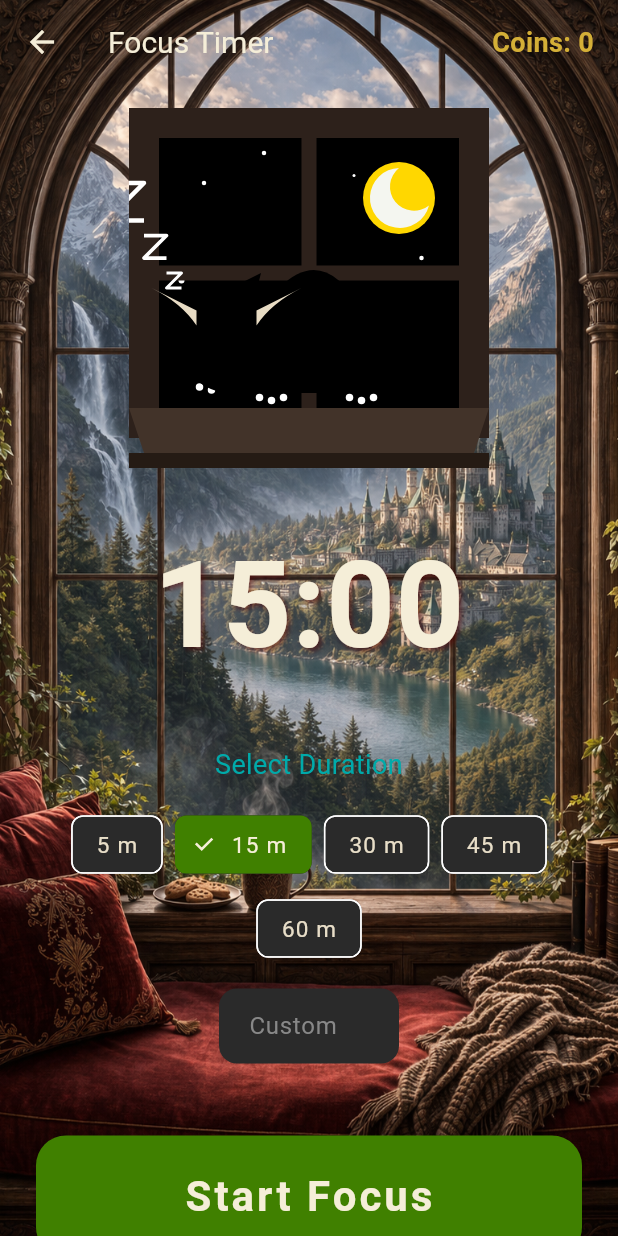
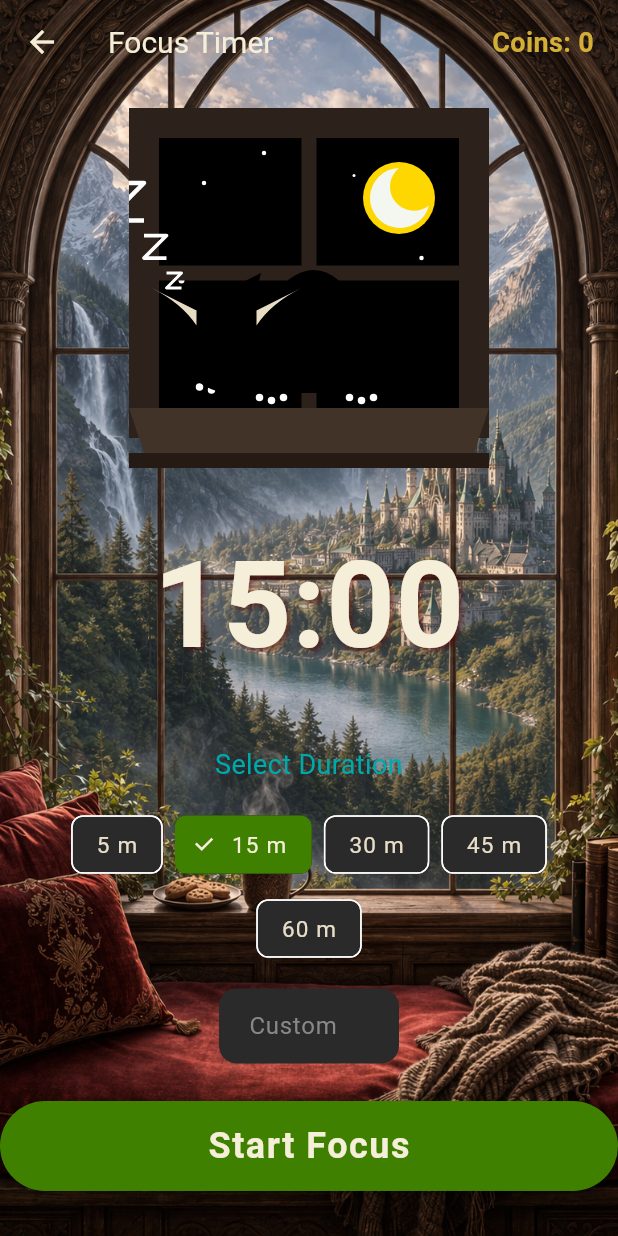
Before and after one commit to james-t-larson/book-dragon-client, a Flutter app: the FocusTimerScreen screen opened directly with empty values, on a phone screen of 412 x 824 dp. Run offline on Flutter 3.47's test engine with Material 3 defaults, Android fonts, the light colour scheme and no system bars; our stand-ins replace flutter_svg, google_fonts, shared_preferences; accounts and stored records are empty; Roboto replaces fonts that are missing (Rosarivo).

Commit message:
refactor(reading-nook): pin focus timer button to screen bottom

```diff
--- a/lib/screens/focus_timer_screen.dart
+++ b/lib/screens/focus_timer_screen.dart
@@ -456,33 +456,41 @@
                         ), // Pad space when hiding selectors
 
                       const SizedBox(height: 48),
+                    ],
+                  ),
+                ),
+              ),
+            ),
 
-                      // Giant Action Button
-                      ElevatedButton(
-                        onPressed: _isRunning
-                            ? () => _cancelTimer()
-                            : _startTimer,
+            // Action Button at the bottom
+            Positioned(
+              bottom: 30,
+              left: 0,
+              right: 0,
+              child: Center(
+                child: ElevatedButton(
+                  onPressed: _isRunning ? () => _cancelTimer() : _startTimer,
                   style: ElevatedButton.styleFrom(
                     backgroundColor: _isRunning
                         ? AppColors.primary
                         : _dragonThemeColor,
-                          padding: const EdgeInsets.symmetric(vertical: 24),
+                    padding: const EdgeInsets.symmetric(
+                      horizontal: 32,
+                      vertical: 16,
+                    ),
                     shape: RoundedRectangleBorder(
-                            borderRadius: BorderRadius.circular(20),
+                      borderRadius: BorderRadius.circular(30),
                     ),
                     elevation: 8,
+                    shadowColor: Colors.black,
                   ),
                   child: Text(
                     _isRunning ? 'Surrender' : 'Start Focus',
                     style: GoogleFonts.medievalSharp(
-                            fontSize: 28,
+                      fontSize: 24,
                       fontWeight: FontWeight.bold,
-                            letterSpacing: 2.0,
+                      color: AppColors.onPrimary,
                     ),
-                        ),
-                      ),
-                      const SizedBox(height: 32),
-                    ],
                   ),
                 ),
               ),
```
Lines whose indentation alone changed are shown as unchanged.
